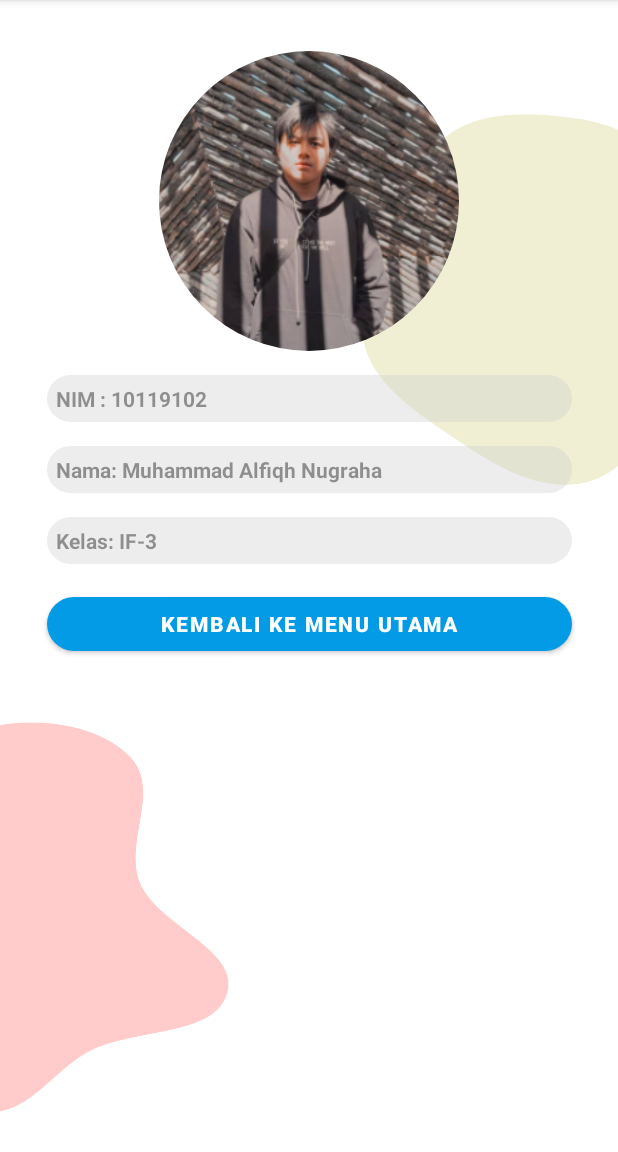
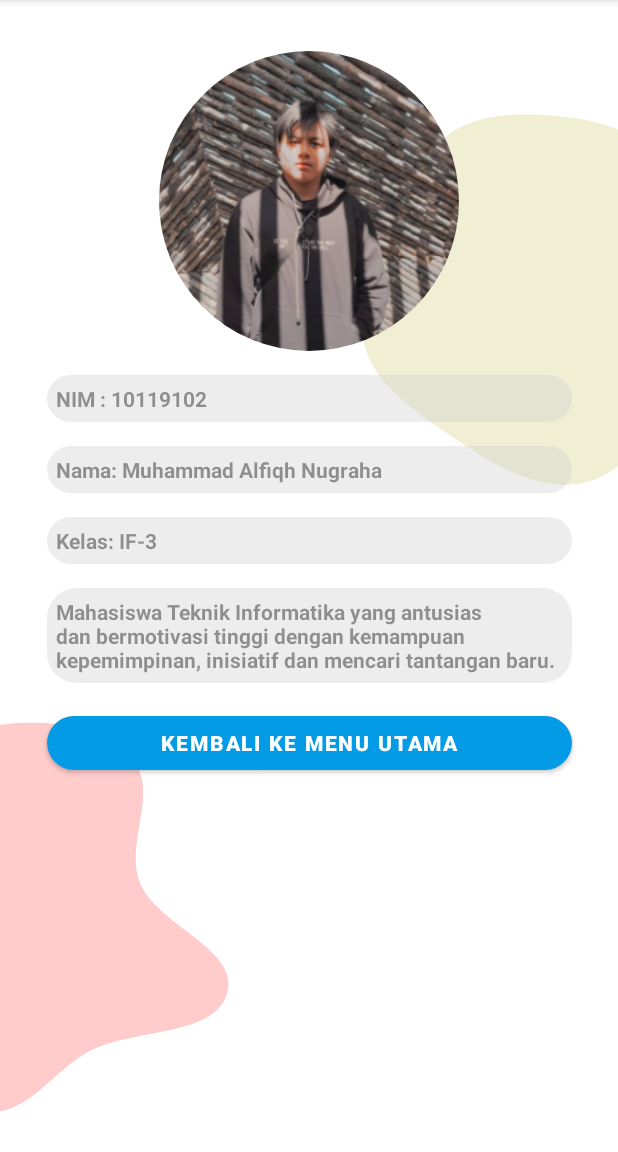
Before and after one commit to alfiqh123/my-profile, an Android app: the ProfileActivity screen opened directly, with no data from a screen before it, on a phone screen of 412 x 824 dp, the part 84-1236 px from its top. Run offline under Robolectric (Android 15) with nearby library versions, the phone set to English and light mode, and no system bars.

Commit message:
add deskripsi diri

```diff
--- a/app/src/main/res/layout/activity_profile.xml
+++ b/app/src/main/res/layout/activity_profile.xml
@@ -76,6 +76,25 @@
             android:textStyle="bold" />
     </RelativeLayout>
 
+    <RelativeLayout
+        android:id="@+id/cardDesc"
+        android:layout_width="350dp"
+        android:layout_height="wrap_content"
+        android:layout_marginTop="16dp"
+        android:padding="6dp"
+        android:background="@drawable/bg_corner_20"
+        app:layout_constraintEnd_toEndOf="parent"
+        app:layout_constraintStart_toStartOf="parent"
+        app:layout_constraintTop_toBottomOf="@id/cardClass" >
+
+        <TextView
+            android:layout_width="wrap_content"
+            android:layout_height="wrap_content"
+            android:text="@string/text_descd"
+            android:textColor="@color/black_overlay"
+            android:textStyle="bold" />
+    </RelativeLayout>
+
     <com.google.android.material.button.MaterialButton
         android:id="@+id/btnBackHome"
         android:layout_width="350dp"
@@ -86,6 +105,6 @@
         app:cornerRadius="20dp"
         app:layout_constraintLeft_toLeftOf="parent"
         app:layout_constraintRight_toRightOf="parent"
-        app:layout_constraintTop_toBottomOf="@id/cardClass"/>
+        app:layout_constraintTop_toBottomOf="@id/cardDesc"/>
 
 </androidx.constraintlayout.widget.ConstraintLayout>
--- a/app/src/main/res/values/strings.xml
+++ b/app/src/main/res/values/strings.xml
@@ -18,4 +18,5 @@
     <string name="text_name">Nama: Muhammad Alfiqh Nugraha</string>
     <string name="text_class">Kelas: IF-3</string>
     <string name="text_backtohome">Kembali ke Menu utama</string>
+    <string name="text_descd">Mahasiswa Teknik Informatika yang antusias dan bermotivasi tinggi dengan kemampuan kepemimpinan, inisiatif dan mencari tantangan baru.</string>
 </resources>
```
